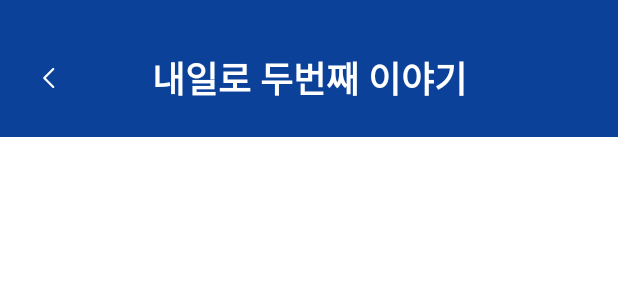
After one commit to HapdongSeminarApp4/Android_Korail, an Android app: the layout include_information_tool_bar.xml on its own in the app's theme, with its tools: preview values and no code run, on a phone screen of 412 x 824 dp. The commit adds this screen. Shown: the top 300 px of the screen. Run offline under Robolectric (Android 15) with nearby library versions, the phone set to English and light mode, and no system bars.

Commit message:
#7 [ui] 정보 pager 공통 툴바 구현

```diff
--- /dev/null
+++ b/app/src/main/res/drawable/ic_back_btn.xml
@@ -0,0 +1,10 @@
+<vector xmlns:android="http://schemas.android.com/apk/res/android"
+    android:width="24dp"
+    android:height="24dp"
+    android:viewportWidth="24"
+    android:viewportHeight="24">
+  <path
+      android:pathData="M16.03,5.47C16.323,5.763 16.323,6.237 16.03,6.53L10.561,12L16.03,17.47C16.323,17.763 16.323,18.237 16.03,18.53C15.737,18.823 15.263,18.823 14.97,18.53L8.97,12.53C8.677,12.237 8.677,11.763 8.97,11.47L14.97,5.47C15.263,5.177 15.737,5.177 16.03,5.47Z"
+      android:fillColor="#ffffff"
+      android:fillType="evenOdd"/>
+</vector>
--- /dev/null
+++ b/app/src/main/res/layout/include_information_tool_bar.xml
@@ -0,0 +1,33 @@
+<?xml version="1.0" encoding="utf-8"?>
+<androidx.constraintlayout.widget.ConstraintLayout xmlns:android="http://schemas.android.com/apk/res/android"
+    xmlns:app="http://schemas.android.com/apk/res-auto"
+    android:layout_width="match_parent"
+    android:layout_height="wrap_content"
+    android:background="@color/blue">
+
+    <ImageButton
+        android:id="@+id/ib_back_btn"
+        android:layout_width="wrap_content"
+        android:layout_height="wrap_content"
+        android:layout_marginStart="20dp"
+        android:background="@null"
+        android:src="@drawable/ic_back_btn"
+        app:layout_constraintBottom_toBottomOf="@+id/tv_title"
+        app:layout_constraintStart_toStartOf="parent"
+        app:layout_constraintTop_toTopOf="@+id/tv_title" />
+
+    <TextView
+        android:id="@+id/tv_title"
+        android:layout_width="wrap_content"
+        android:layout_height="wrap_content"
+        android:layout_marginTop="34dp"
+        android:layout_marginBottom="21dp"
+        android:text="@string/information_tool_bar_title"
+        android:textAppearance="@style/H1"
+        android:textColor="@color/white"
+        app:layout_constraintBottom_toBottomOf="parent"
+        app:layout_constraintEnd_toEndOf="parent"
+        app:layout_constraintStart_toStartOf="parent"
+        app:layout_constraintTop_toTopOf="parent" />
+
+</androidx.constraintlayout.widget.ConstraintLayout>
--- a/app/src/main/res/values/strings.xml
+++ b/app/src/main/res/values/strings.xml
@@ -4,4 +4,5 @@
     <string name="bottom_discount">할인⋅정기권</string>
     <string name="bottom_product">관광상품</string>
     <string name="bottom_ticket">승차권확인</string>
+    <string name="information_tool_bar_title">내일로 두번째 이야기</string>
 </resources>
```
